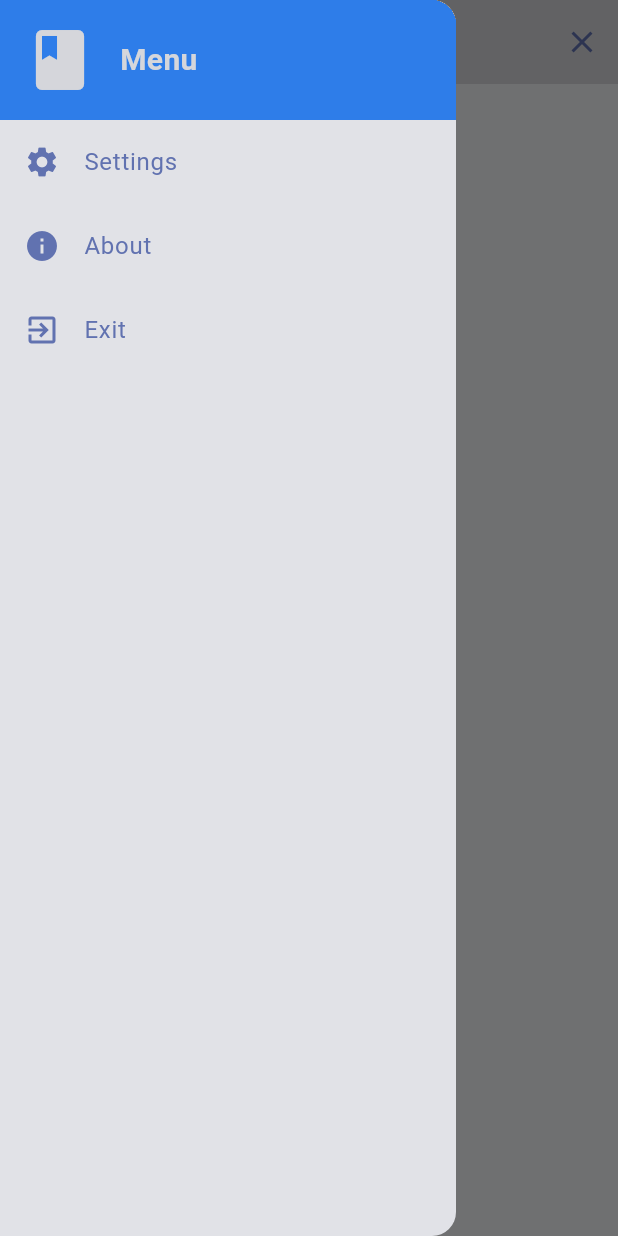
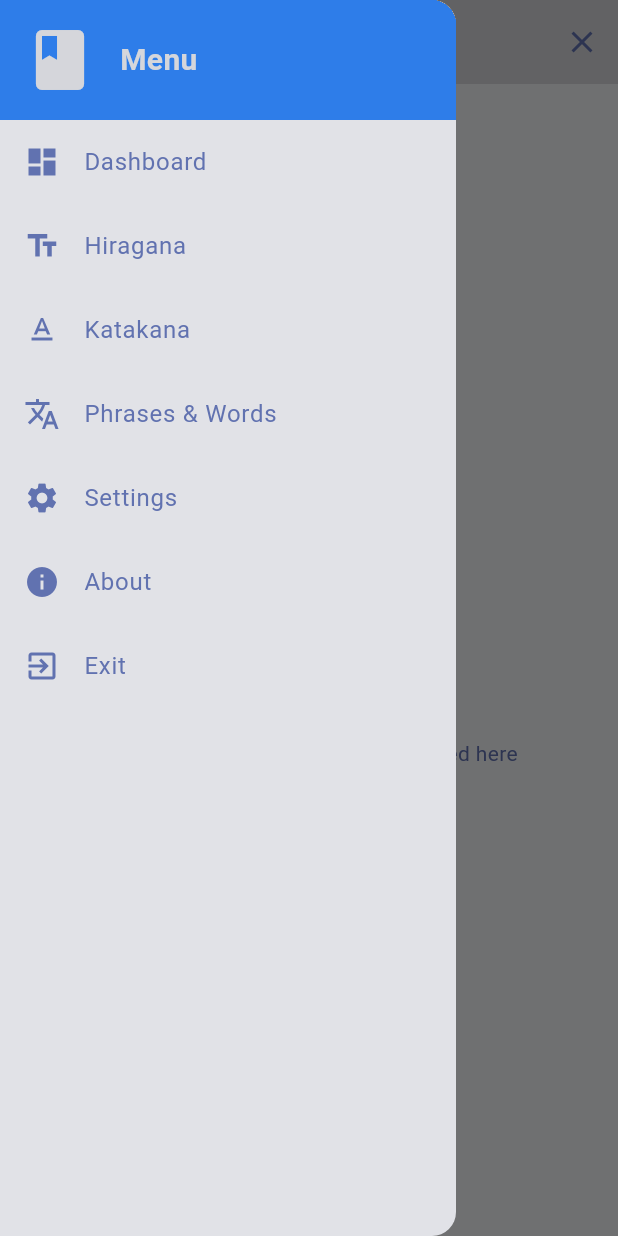
Before and after one commit to spalter/jpn-learning-diary, a Flutter app: the screen it shows after launch, with the side drawer open, on a phone screen of 412 x 824 dp. Run offline on Flutter 3.47's test engine with Material 3 defaults, Android fonts, the phone set to English and light mode, and no system bars; missing offline and left inert: flutter_acrylic.

Commit message:
Added empty screen structure for the app.

```diff
--- a/lib/main.dart
+++ b/lib/main.dart
@@ -1,7 +1,6 @@
 import 'package:flutter/material.dart';
 import 'package:flutter_acrylic/flutter_acrylic.dart';
-import 'package:jpn_learning_diary/widgets/app_menu.dart';
-import 'package:jpn_learning_diary/widgets/app_navigation_bar.dart';
+import 'package:jpn_learning_diary/screens/dashboard_page.dart';
 
 void main() async {
   WidgetsFlutterBinding.ensureInitialized();
@@ -45,13 +44,11 @@ class JapaneseLearningDiary extends StatelessWidget {
       title: appTitle,
       theme: ThemeData(
         colorScheme: ColorScheme.light(
-          // background: tokyoDayBackground,
           surface: tokyoDaySurface,
           primary: tokyoDayPrimary,
           secondary: tokyoDaySecondary,
           tertiary: tokyoDayTertiary,
           error: tokyoDayError,
-          // onBackground: tokyoDayOnBackground,
           onSurface: tokyoDayOnSurface,
           onPrimary: tokyoDayBackground,
           onSecondary: tokyoDayBackground,
@@ -60,13 +57,11 @@ class JapaneseLearningDiary extends StatelessWidget {
       ),
       darkTheme: ThemeData(
         colorScheme: ColorScheme.dark(
-          // background: tokyoNightBackground,
           surface: tokyoNightSurface,
           primary: tokyoNightPrimary,
           secondary: tokyoNightSecondary,
           tertiary: tokyoNightTertiary,
           error: tokyoNightError,
-          // onBackground: tokyoNightOnBackground,
           onSurface: tokyoNightOnSurface,
           onPrimary: tokyoNightBackground,
           onSecondary: tokyoNightBackground,
@@ -74,39 +69,7 @@ class JapaneseLearningDiary extends StatelessWidget {
         useMaterial3: true,
       ),
       themeMode: ThemeMode.system,
-      home: const HomePage(),
+      home: const DashboardPage(),
     );
   }
 }
-
-class HomePage extends StatefulWidget {
-  const HomePage({super.key});
-
-  @override
-  State<HomePage> createState() => _HomePageState();
-}
-
-class _HomePageState extends State<HomePage> {
-  final TextEditingController _textController = TextEditingController();
-
-  @override
-  void dispose() {
-    _textController.dispose();
-    super.dispose();
-  }
-
-  @override
-  Widget build(BuildContext context) {
-    return Scaffold(
-      appBar: AppNavigationBar(textController: _textController),
-      drawer: const AppMenu(),
-      backgroundColor: Theme.of(context).colorScheme.surface.withAlpha(100),
-      body: Center(
-        child: Column(
-          mainAxisAlignment: MainAxisAlignment.center,
-          children: [],
-        ),
-      ),
-    );
-  }
-}
--- /dev/null
+++ b/lib/screens/dashboard_page.dart
@@ -0,0 +1,51 @@
+import 'package:flutter/material.dart';
+import 'package:jpn_learning_diary/widgets/app_menu.dart';
+import 'package:jpn_learning_diary/widgets/app_navigation_bar.dart';
+
+class DashboardPage extends StatefulWidget {
+  const DashboardPage({super.key});
+
+  @override
+  State<DashboardPage> createState() => _DashboardPageState();
+}
+
+class _DashboardPageState extends State<DashboardPage> {
+  final TextEditingController _textController = TextEditingController();
+
+  @override
+  void dispose() {
+    _textController.dispose();
+    super.dispose();
+  }
+
+  @override
+  Widget build(BuildContext context) {
+    return Scaffold(
+      appBar: AppNavigationBar(textController: _textController),
+      drawer: const AppMenu(),
+      backgroundColor: Theme.of(context).colorScheme.surface.withAlpha(100),
+      body: Center(
+        child: Column(
+          mainAxisAlignment: MainAxisAlignment.center,
+          children: [
+            Icon(
+              Icons.dashboard,
+              size: 64,
+              color: Theme.of(context).colorScheme.primary,
+            ),
+            const SizedBox(height: 16),
+            Text(
+              'Dashboard',
+              style: Theme.of(context).textTheme.headlineMedium,
+            ),
+            const SizedBox(height: 8),
+            Text(
+              'Progress information will be displayed here',
+              style: Theme.of(context).textTheme.bodyMedium,
+            ),
+          ],
+        ),
+      ),
+    );
+  }
+}
--- a/lib/widgets/app_menu.dart
+++ b/lib/widgets/app_menu.dart
@@ -1,5 +1,10 @@
 import 'dart:io' show exit;
 import 'package:flutter/material.dart';
+import 'package:jpn_learning_diary/screens/dashboard_page.dart';
+import 'package:jpn_learning_diary/screens/hiragana_page.dart';
+import 'package:jpn_learning_diary/screens/katakana_page.dart';
+import 'package:jpn_learning_diary/screens/phrases_words_page.dart';
+import 'package:jpn_learning_diary/screens/settings_page.dart';
 
 class AppMenu extends StatelessWidget {
   const AppMenu({super.key});
@@ -35,12 +40,57 @@ class AppMenu extends StatelessWidget {
             ),
           ),
           ListTile(
+            leading: const Icon(Icons.dashboard),
+            title: const Text('Dashboard'),
+            onTap: () {
+              Navigator.pop(context);
+              Navigator.push(
+                context,
+                MaterialPageRoute(builder: (context) => const DashboardPage()),
+              );
+            },
+          ),
+          ListTile(
+            leading: const Icon(Icons.text_fields),
+            title: const Text('Hiragana'),
+            onTap: () {
+              Navigator.pop(context);
+              Navigator.push(
+                context,
+                MaterialPageRoute(builder: (context) => const HiraganaPage()),
+              );
+            },
+          ),
+          ListTile(
+            leading: const Icon(Icons.text_format),
+            title: const Text('Katakana'),
+            onTap: () {
+              Navigator.pop(context);
+              Navigator.push(
+                context,
+                MaterialPageRoute(builder: (context) => const KatakanaPage()),
+              );
+            },
+          ),
+          ListTile(
+            leading: const Icon(Icons.translate),
+            title: const Text('Phrases & Words'),
+            onTap: () {
+              Navigator.pop(context);
+              Navigator.push(
+                context,
+                MaterialPageRoute(builder: (context) => const PhrasesWordsPage()),
+              );
+            },
+          ),
+          ListTile(
             leading: const Icon(Icons.settings),
             title: const Text('Settings'),
             onTap: () {
               Navigator.pop(context);
-              ScaffoldMessenger.of(context).showSnackBar(
-                const SnackBar(content: Text('Settings clicked')),
+              Navigator.push(
+                context,
+                MaterialPageRoute(builder: (context) => const SettingsPage()),
               );
             },
           ),
```
Also changed, not shown: lib/screens/hiragana_page.dart (added, +53 -0 lines), lib/screens/katakana_page.dart (added, +53 -0 lines), lib/screens/phrases_words_page.dart (added, +51 -0 lines), lib/screens/settings_page.dart (added, +51 -0 lines).
